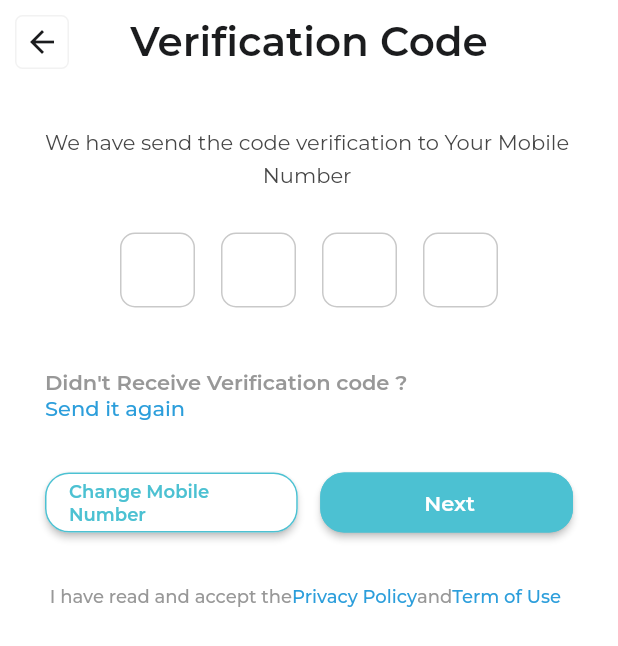
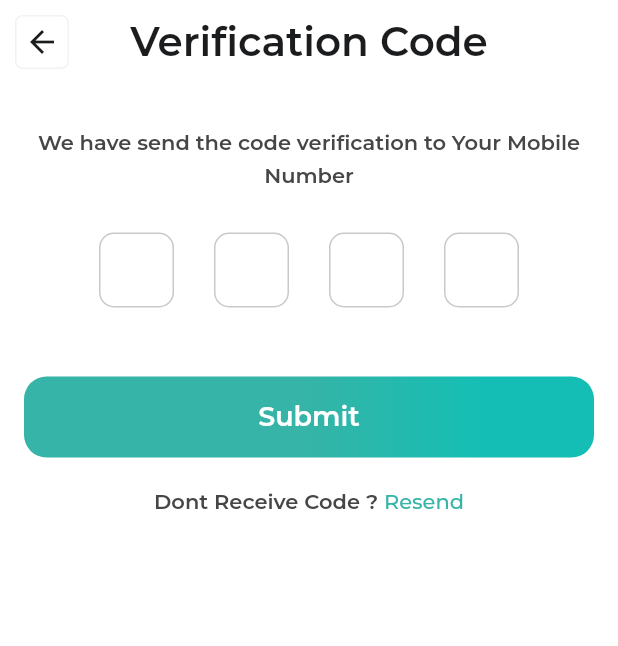
Before and after one commit to icsicsics/school, a Flutter app: the VerifyScreen screen opened directly, on a phone screen of 412 x 824 dp. Shown: the top 646 px of the screen. Run offline on Flutter 3.47's test engine with Material 2 defaults, Android fonts, the phone set to English and light mode, and no system bars; drawn by our look-alikes of pin_code_fields; our stand-ins replace device_info_plus, dio, firebase_core, firebase_messaging, flutter_bloc, flutter_local_notifications and 10 more; accounts and stored records are empty; network calls fail; project files that could hold a hidden picture were left out.

Commit message:
handle verification screen

```diff
--- a/lib/presentation/ui/authentication/login/login_screen.dart
+++ b/lib/presentation/ui/authentication/login/login_screen.dart
@@ -1,4 +1,5 @@
 import 'package:flutter/material.dart';
+import 'package:flutter/services.dart';
 import 'package:flutter_bloc/flutter_bloc.dart';
 import 'package:schools/core/base_widget/base_statful_widget.dart';
 import 'package:schools/core/utils/resorces/color_manager.dart';
--- a/lib/presentation/ui/authentication/verify/verify_screen.dart
+++ b/lib/presentation/ui/authentication/verify/verify_screen.dart
@@ -4,7 +4,6 @@ import 'package:schools/core/base_widget/base_statful_widget.dart';
 import 'package:schools/core/utils/resorces/color_manager.dart';
 import 'package:schools/presentation/bloc/verify/verify_bloc.dart';
 import 'package:schools/presentation/shere_widgets/bold_text_widget.dart';
-import 'package:schools/presentation/shere_widgets/medium_text_widget.dart';
 import 'package:schools/presentation/ui/authentication/verify/widgets/verify_content_widget.dart';
 
 class VerifyScreen extends BaseStatefulWidget {
--- a/lib/presentation/ui/authentication/verify/widgets/actions_row_widget.dart
+++ /dev/null
@@ -1,43 +0,0 @@
-import 'package:flutter/material.dart';
-import 'package:schools/core/utils/resorces/color_manager.dart';
-import 'package:schools/generated/l10n.dart';
-import 'package:schools/presentation/shere_widgets/custom_button_widget.dart';
-
-class ActionsRowWidget extends StatelessWidget {
-  final Function() changeMobileNumberAction;
-  final Function() nextAction;
-
-  const ActionsRowWidget(
-      {Key? key,
-      required this.changeMobileNumberAction,
-      required this.nextAction})
-      : super(key: key);
-
-  @override
-  Widget build(BuildContext context) {
-    return Row(
-      children: [
-        Expanded(
-            child: CustomButtonWidget(
-          onPressed: changeMobileNumberAction,
-          buttonText: S.of(context).changeMobileNumber,
-          buttonTextSize: 12,
-          buttonTextColor: ColorsManager.primaryColor,
-          buttonColor: ColorsManager.whiteColor,
-          borderColor: ColorsManager.primaryColor,
-        )),
-        const SizedBox(
-          width: 15,
-        ),
-        Expanded(
-            child: CustomButtonWidget(
-          onPressed: nextAction,
-          buttonText: S.of(context).next,
-          buttonColor: ColorsManager.primaryColor,
-          buttonTextColor: ColorsManager.whiteColor,
-          borderColor: ColorsManager.primaryColor,
-        )),
-      ],
-    );
-  }
-}
--- a/lib/presentation/ui/authentication/verify/widgets/privcy_and_pulicy.dart
+++ /dev/null
@@ -1,46 +0,0 @@
-import 'package:flutter/material.dart';
-import 'package:schools/core/utils/resorces/color_manager.dart';
-import 'package:schools/generated/l10n.dart';
-import 'package:schools/presentation/shere_widgets/medium_text_widget.dart';
-
-class PrivacyAndPolicyWidget extends StatelessWidget {
-  final Function() privacyPolicyAction;
-  final Function() termOfUseAction;
-
-  const PrivacyAndPolicyWidget(
-      {Key? key,
-      required this.privacyPolicyAction,
-      required this.termOfUseAction})
-      : super(key: key);
-
-  @override
-  Widget build(BuildContext context) {
-    return Row(
-          children: [
-        MediumTextWidget(
-            text: S.of(context).ihaveReadAndAcceptThe,
-            fontSize: 12,
-            color: ColorsManager.welcomeGryColor),
-        InkWell(
-            onTap: privacyPolicyAction,
-            child: MediumTextWidget(
-                text: S.of(context).privacyPolicy,
-                fontSize: 12,
-                color: ColorsManager.buttonColor)),
-        MediumTextWidget(
-            text: S.of(context).and,
-            fontSize: 12,
-            color: ColorsManager.welcomeGryColor),
-        Expanded(
-          child: InkWell(
-              onTap: termOfUseAction,
-              child: MediumTextWidget(
-                  text: S.of(context).termOfUse,
-                  fontSize: 12,
-                  color: ColorsManager.buttonColor)),
-        ),
-      ],
-
-    );
-  }
-}
--- a/lib/presentation/ui/authentication/verify/widgets/send_agin_widget.dart
+++ b/lib/presentation/ui/authentication/verify/widgets/send_agin_widget.dart
@@ -1,6 +1,5 @@
 import 'package:flutter/material.dart';
 import 'package:schools/core/utils/resorces/color_manager.dart';
-import 'package:schools/generated/l10n.dart';
 import 'package:schools/presentation/shere_widgets/bold_text_widget.dart';
 import 'package:schools/presentation/shere_widgets/medium_text_widget.dart';
 
@@ -11,22 +10,23 @@ class SendAgainWidget extends StatelessWidget {
 
   @override
   Widget build(BuildContext context) {
-    return Column(
-      crossAxisAlignment: CrossAxisAlignment.start,
+    return Row(
+      mainAxisAlignment: MainAxisAlignment.center,
+      crossAxisAlignment: CrossAxisAlignment.center,
       children: [
         const SizedBox(
           height: 15,
         ),
-        BoldTextWidget(
-            text: S.of(context).didntReceiveVerificationCode,
+       const  BoldTextWidget(
+            text: "Dont Receive Code ? ",
             fontSize: 14,
-            color: ColorsManager.welcomeGryColor),
+            color: ColorsManager.sameBlack),
         InkWell(
           onTap: onTap,
-          child: MediumTextWidget(
-              text: S.of(context).sendItAgain,
+          child:const  MediumTextWidget(
+              text:"Resend",
               fontSize: 14,
-              color: ColorsManager.buttonColor),
+              color: ColorsManager.secondaryColor),
         ),
       ],
     );
--- /dev/null
+++ b/lib/presentation/ui/authentication/verify/widgets/submit_button_widget.dart
@@ -0,0 +1,27 @@
+import 'package:flutter/material.dart';
+import 'package:schools/core/utils/resorces/color_manager.dart';
+import 'package:schools/generated/l10n.dart';
+import 'package:schools/presentation/shere_widgets/custom_button_widget.dart';
+import 'package:schools/presentation/shere_widgets/custom_gradient_button_widget.dart';
+
+class SubmitButtonWidget extends StatelessWidget {
+  final Function() submitAction;
+
+  const SubmitButtonWidget({Key? key, required this.submitAction})
+      : super(key: key);
+
+  @override
+  Widget build(BuildContext context) {
+    return Row(
+      children: [
+       Expanded(child: CustomGradientButtonWidget(
+          onPressed: submitAction,
+          buttonTextSize: 18,
+          buttonText:"Submit",
+          buttonTextColor: ColorsManager.whiteColor,
+          buttonHeight: 54,
+        )),
+      ],
+    );
+  }
+}
--- a/lib/presentation/ui/authentication/verify/widgets/verify_content_widget.dart
+++ b/lib/presentation/ui/authentication/verify/widgets/verify_content_widget.dart
@@ -1,8 +1,6 @@
 import 'package:flutter/material.dart';
-import 'package:schools/presentation/ui/authentication/login/login_screen.dart';
-import 'package:schools/presentation/ui/authentication/verify/widgets/actions_row_widget.dart';
+import 'package:schools/presentation/ui/authentication/verify/widgets/submit_button_widget.dart';
 import 'package:schools/presentation/ui/authentication/verify/widgets/pin_code_field_widget.dart';
-import 'package:schools/presentation/ui/authentication/verify/widgets/privcy_and_pulicy.dart';
 import 'package:schools/presentation/ui/authentication/verify/widgets/send_agin_widget.dart';
 import 'package:schools/presentation/ui/authentication/verify/widgets/verify_title_widget.dart';
 import 'package:schools/presentation/ui/home/home_screen.dart';
@@ -24,37 +22,28 @@ class _VerifyContentWidgetState extends State<VerifyContentWidget> {
       child: Column(
         children: [
           Padding(
-            padding: const EdgeInsets.all(30),
+            padding: const EdgeInsets.symmetric(vertical: 30,horizontal: 16),
             child: Column(
-              mainAxisAlignment: MainAxisAlignment.start,
-              crossAxisAlignment: CrossAxisAlignment.start,
+              mainAxisAlignment: MainAxisAlignment.center,
+              crossAxisAlignment: CrossAxisAlignment.center,
               children: [
                 const VerifyTitleWidget(),
                 sizedBox(height: 30),
                 PinCodeTextFiledWidget(
                   pinController: pinController,
-                  onChanged: (value) {}, language: widget.language,
+                  onChanged: (value) {},
+                  language: widget.language,
                 ),
-                sizedBox(height: 10),
-                SendAgainWidget(onTap: () {}),
-                sizedBox(),
-                ActionsRowWidget(
-                  changeMobileNumberAction: () {
-                    Navigator.pushAndRemoveUntil(
-                        context,
-                        MaterialPageRoute(builder: (_) =>  const LoginScreen(isFather: false)),
-                        (route) => false);
-                  },
-                  nextAction: () {
+                sizedBox(height: 30),
+                SubmitButtonWidget(
+                  submitAction: () {
                     Navigator.push(context,
                         MaterialPageRoute(builder: (_) => const HomeScreen()));
                   },
                 ),
+                sizedBox(height: 20),
+                SendAgainWidget(onTap: () {}),
                 sizedBox(),
-                PrivacyAndPolicyWidget(
-                  privacyPolicyAction: () {},
-                  termOfUseAction: () {},
-                ),
               ],
             ),
           ),
--- a/lib/presentation/ui/authentication/verify/widgets/verify_title_widget.dart
+++ b/lib/presentation/ui/authentication/verify/widgets/verify_title_widget.dart
@@ -1,6 +1,7 @@
 import 'package:flutter/material.dart';
 import 'package:schools/core/utils/resorces/color_manager.dart';
 import 'package:schools/generated/l10n.dart';
+import 'package:schools/presentation/shere_widgets/bold_text_widget.dart';
 import 'package:schools/presentation/shere_widgets/medium_text_widget.dart';
 import 'package:schools/presentation/shere_widgets/regular_text_widget.dart';
 
@@ -12,14 +13,14 @@ class VerifyTitleWidget extends StatelessWidget {
     return Column(
       crossAxisAlignment: CrossAxisAlignment.center,
       children: const [
-        RegularTextWidget(
+        BoldTextWidget(
             text: "We have send the code verification to Your Mobile",
             fontSize: 14,
             color: ColorsManager.sameBlack),
         SizedBox(
           height: 5,
         ),
-        RegularTextWidget(
+        BoldTextWidget(
             text: "Number", fontSize: 14, color: ColorsManager.sameBlack),
       ],
     );
--- a/lib/presentation/ui/splash/splash_screen.dart
+++ b/lib/presentation/ui/splash/splash_screen.dart
@@ -1,6 +1,8 @@
 import 'package:flutter/material.dart';
+import 'package:flutter/services.dart';
 import 'package:flutter_bloc/flutter_bloc.dart';
 import 'package:schools/core/base_widget/base_statful_widget.dart';
+import 'package:schools/core/utils/resorces/color_manager.dart';
 import 'package:schools/presentation/bloc/splash/splash_bloc.dart';
 import 'package:schools/presentation/ui/authentication/login/login_screen.dart';
 import 'package:schools/presentation/ui/splash/widgets/splash_content_widget.dart';
@@ -31,6 +33,12 @@ class _SplashScreenState extends BaseState<SplashScreen> {
           _bloc.add(SplashSaveTokenEvent(token: state.response.data!.token!));
         } else if (state is SplashSaveTokenSuccessState) {
           hideLoading();
+          SystemChrome.setSystemUIOverlayStyle(
+            const SystemUiOverlayStyle(
+              statusBarColor: Colors.transparent,
+              statusBarIconBrightness: Brightness.dark,
+            ),
+          );
           _navigationToLoginScreen();
         }
       },
```
